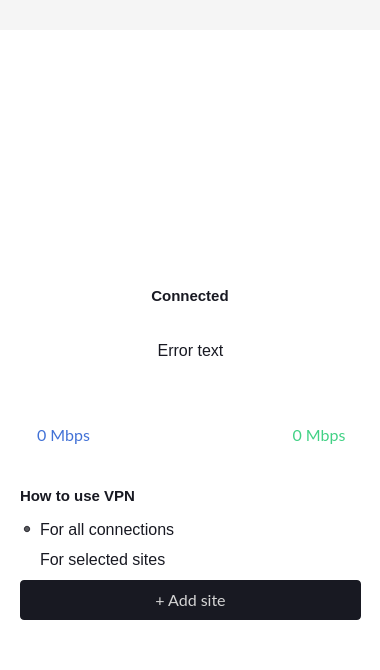
First picture: the form in client/ui/mainwindow.ui, repository amnezia-vpn/amnezia-client, before the edit.
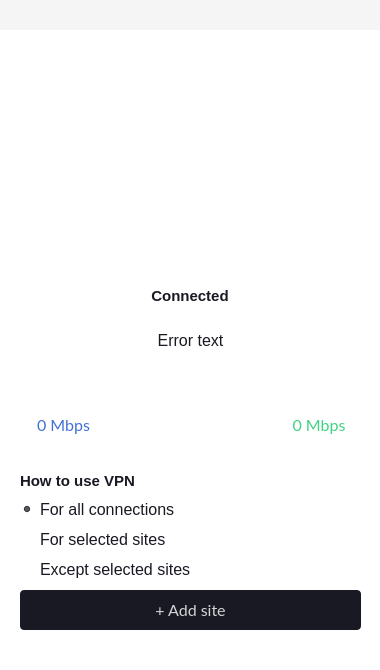
Second picture: the form after the edit. The open tabs and pages were chosen to show the change. Icons and pictures are not drawn. Custom widgets are drawn as their Qt base class.

Commit message: Custom sites reimplemented

```diff
--- a/client/ui/mainwindow.ui
+++ b/client/ui/mainwindow.ui
@@ -120,18 +120,18 @@
 }
 
 
-
 QScrollBar:vertical { /* The area behind the scrollbar covering entire height.   */  
-    background-color: grey;
+    background-color: rgba(0, 0, 0,0);
     opacity: 100;
-    width: 7px; /* set width to zero to hide scrollbar entirely. Can look quite clean and scrolling still works with mousewheel.  */
-    margin: 0px 0px; /* Takes the height of the buttons + 3 extra pixels to leave some free space between handle and buttons */
+    width: 10px; /* set width to zero to hide scrollbar entirely. Can look quite clean and scrolling still works with mousewheel.  */
+    margin: 10px px; /* Takes the height of the buttons + 3 extra pixels to leave some free space between handle and buttons */
 
 }
 
 QScrollBar::handle:vertical { /* The handle you scroll with */
     image-position: center; /* image is used as a small gripper in the center of the scrollbar.. You can also use background-image to use two images  */
     background-color: rgb(200, 200, 200);
+    border: 2px solid rgb(240,240,240);
     border-radius: 1px;
     min-height: 10px;
 }
@@ -143,7 +143,7 @@
 }
 QScrollBar::sub-line:vertical { /* button to scroll up */
     background-color: rgb(240,240,240);
-    height: 0px;
+    height: 10px;
     subcontrol-position: top;
     subcontrol-origin: margin;
 }
@@ -158,7 +158,8 @@
 
 QScrollBar::add-line:vertical  { /* Button to scroll down */
     background-color: rgb(240,240,240);
-    height: 0px;
+    height: 10px;
+    padding-top: 2px;
     subcontrol-position: bottom;
     subcontrol-origin: margin;
 }
@@ -171,27 +172,9 @@
 }
 
 QScrollBar::add-page:vertical, QScrollBar::sub-page:vertical {
-    background-color: black;
-}
+    background-color: rgb(240,240,240);
 
-/*
-QGroupBox {
-    border: 1px solid lightgray;
-    border-radius: 2px;
-    margin-top: 1ex; 
-}
-
-QGroupBox::title {
-	font-size: 16px;
-	font-style: normal;
-	font-weight: normal;
-    color: #181922;
-
-    subcontrol-origin: margin;
-    subcontrol-position: top left; 
-    padding: 0 3px;
-}
-*/</string>
+}</string>
   </property>
   <widget class="QWidget" name="centralWidget">
    <property name="styleSheet">
@@ -2720,7 +2703,7 @@
        <property name="geometry">
         <rect>
          <x>0</x>
-         <y>370</y>
+         <y>360</y>
          <width>380</width>
          <height>51</height>
         </rect>
@@ -2826,7 +2809,7 @@
        <property name="geometry">
         <rect>
          <x>20</x>
-         <y>550</y>
+         <y>560</y>
          <width>341</width>
          <height>40</height>
         </rect>
@@ -2960,9 +2943,9 @@
        <property name="geometry">
         <rect>
          <x>20</x>
-         <y>450</y>
+         <y>440</y>
          <width>281</width>
-         <height>31</height>
+         <height>21</height>
         </rect>
        </property>
        <property name="styleSheet">
@@ -2983,49 +2966,11 @@
         <set>Qt::AlignLeading|Qt::AlignLeft|Qt::AlignVCenter</set>
        </property>
       </widget>
-      <widget class="QRadioButton" name="radioButton_mode_all_sites">
-       <property name="enabled">
-        <bool>true</bool>
-       </property>
-       <property name="geometry">
-        <rect>
-         <x>20</x>
-         <y>490</y>
-         <width>341</width>
-         <height>19</height>
-        </rect>
-       </property>
-       <property name="text">
-        <string>For all connections</string>
-       </property>
-       <property name="checked">
-        <bool>true</bool>
-       </property>
-      </widget>
-      <widget class="QRadioButton" name="radioButton_mode_selected_sites">
-       <property name="enabled">
-        <bool>true</bool>
-       </property>
-       <property name="geometry">
-        <rect>
-         <x>20</x>
-         <y>520</y>
-         <width>341</width>
-         <height>19</height>
-        </rect>
-       </property>
-       <property name="text">
-        <string>For selected sites</string>
-       </property>
-       <property name="checked">
-        <bool>false</bool>
-       </property>
-      </widget>
       <widget class="QLabel" name="label_error_text">
        <property name="geometry">
         <rect>
          <x>0</x>
-         <y>290</y>
+         <y>280</y>
          <width>381</width>
          <height>61</height>
         </rect>
@@ -3043,6 +2988,73 @@
         <bool>true</bool>
        </property>
       </widget>
+      <widget class="QWidget" name="widget_vpn_mode" native="true">
+       <property name="geometry">
+        <rect>
+         <x>20</x>
+         <y>470</y>
+         <width>351</width>
+         <height>91</height>
+        </rect>
+       </property>
+       <widget class="QRadioButton" name="radioButton_vpn_mode_except_sites">
+        <property name="enabled">
+         <bool>true</bool>
+        </property>
+        <property name="geometry">
+         <rect>
+          <x>0</x>
+          <y>60</y>
+          <width>341</width>
+          <height>19</height>
+         </rect>
+        </property>
+        <property name="text">
+         <string>Except selected sites</string>
+        </property>
+        <property name="checked">
+         <bool>false</bool>
+        </property>
+       </widget>
+       <widget class="QRadioButton" name="radioButton_vpn_mode_forward_sites">
+        <property name="enabled">
+         <bool>true</bool>
+        </property>
+        <property name="geometry">
+         <rect>
+          <x>0</x>
+          <y>30</y>
+          <width>341</width>
+          <height>19</height>
+         </rect>
+        </property>
+        <property name="text">
+         <string>For selected sites</string>
+        </property>
+        <property name="checked">
+         <bool>false</bool>
+        </property>
+       </widget>
+       <widget class="QRadioButton" name="radioButton_vpn_mode_all_sites">
+        <property name="enabled">
+         <bool>true</bool>
+        </property>
+        <property name="geometry">
+         <rect>
+          <x>0</x>
+          <y>0</y>
+          <width>341</width>
+          <height>19</height>
+         </rect>
+        </property>
+        <property name="text">
+         <string>For all connections</string>
+        </property>
+        <property name="checked">
+         <bool>true</bool>
+        </property>
+       </widget>
+      </widget>
      </widget>
      <widget class="QWidget" name="page_sites">
       <property name="styleSheet">
```
Left out of the diff: 224 changed lines with no effect on the pictures. The commit also changes 22 other files.
